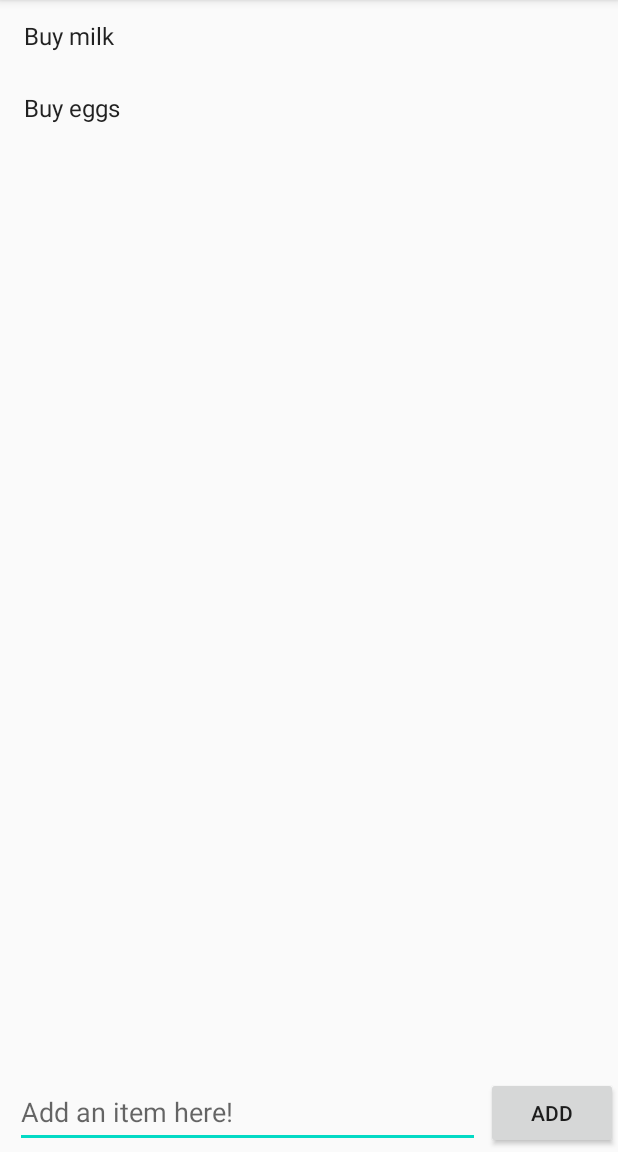
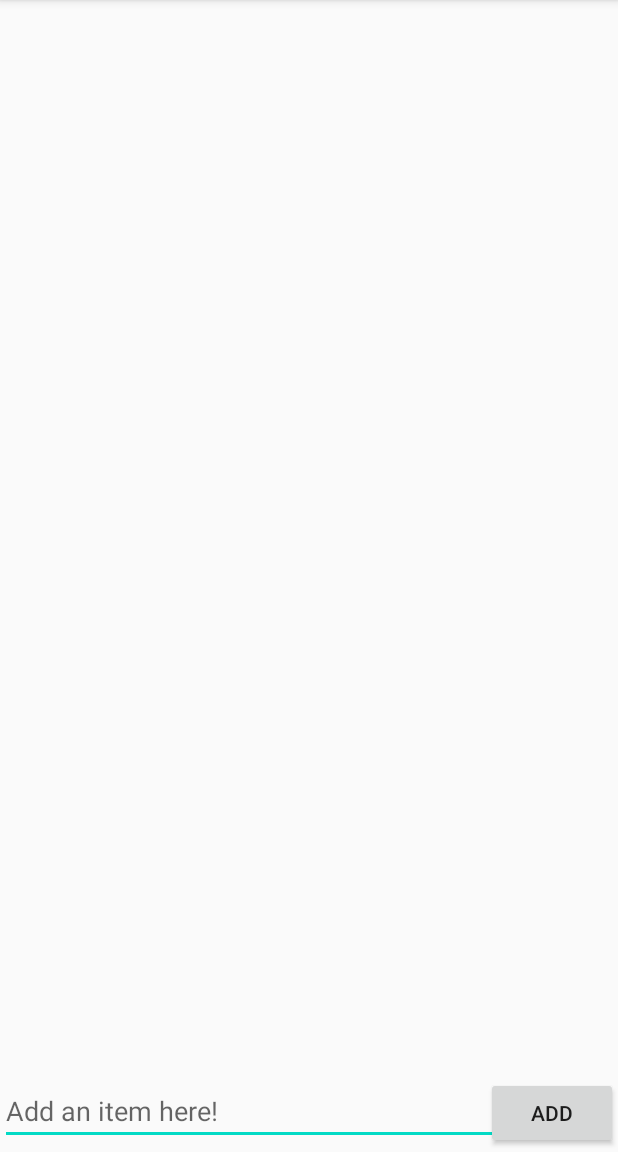
Before and after one commit to Shulamith/SimpleToDo, an Android app: the screen it shows after launch (MainActivity), after a tap on "ADD", on a phone screen of 412 x 824 dp, the part 84-1236 px from its top. Run offline under Robolectric (Android 15) with nearby library versions, the phone set to English and light mode, and no system bars.

Commit message:
Completed App

```diff
--- a/app/build.gradle
+++ b/app/build.gradle
@@ -1,3 +1,4 @@
+
 apply plugin: 'com.android.application'
 
 android {
@@ -30,5 +31,6 @@ dependencies {
     testImplementation 'junit:junit:4.12'
     androidTestImplementation 'com.android.support.test:runner:1.0.2'
     androidTestImplementation 'com.android.support.test.espresso:espresso-core:3.0.2'
+    implementation 'commons-io:commons-io:2.6'
 
 }
--- a/app/src/main/java/com/example/simpletodo/ItemsAdapter.java
+++ b/app/src/main/java/com/example/simpletodo/ItemsAdapter.java
@@ -9,10 +9,19 @@ import android.widget.TextView;
 
 import java.util.List;
 
+//Item Adapter is responsible for taking item at certain position and placing it into a view holder
+//Responsible for placing data from model into a row in the recycler view
 public class ItemsAdapter extends RecyclerView.Adapter<ItemsAdapter.ViewHolder> {
+    public interface OnLongClickListener {
+        void onItemLongClicked(int position);
+    }
     List<String> items;
-    public ItemsAdapter(List<String> items) {
+    OnLongClickListener longClickListener;
+
+    public ItemsAdapter(List<String> items, OnLongClickListener longClickListener) {
+
         this.items = items;
+        this.longClickListener = longClickListener;
     }
 
     @NonNull
@@ -22,7 +31,7 @@ public class ItemsAdapter extends RecyclerView.Adapter<ItemsAdapter.ViewHolder>
         View todoView = LayoutInflater.from(parent.getContext()).inflate(android.R.layout.simple_list_item_1, parent, false);
         return new ViewHolder(todoView);
     }
-
+    //Responsible for binding data to a particular viewholder
     @Override
     public void onBindViewHolder(@NonNull ViewHolder holder, int position) {
         String item = items.get(position);
@@ -34,8 +43,11 @@ public class ItemsAdapter extends RecyclerView.Adapter<ItemsAdapter.ViewHolder>
         return items.size();
     }
 
-    class ViewHolder extends RecyclerView.ViewHolder{
+
+
+    class ViewHolder extends RecyclerView.ViewHolder {
         TextView tvItem;
+
         public ViewHolder(@NonNull View itemView) {
             super(itemView);
             tvItem = itemView.findViewById(android.R.id.text1);
@@ -43,6 +55,14 @@ public class ItemsAdapter extends RecyclerView.Adapter<ItemsAdapter.ViewHolder>
 
         public void bind(String item) {
             tvItem.setText(item);
+            tvItem.setOnLongClickListener(new View.OnLongClickListener() {
+                @Override
+                public boolean onLongClick(View v) {
+                    //Notify the listener of the position of the item that was long pressed
+                    longClickListener.onItemLongClicked(getAdapterPosition());
+                    return true;
+                }
+            });
         }
     }
 }
--- a/app/src/main/java/com/example/simpletodo/MainActivity.java
+++ b/app/src/main/java/com/example/simpletodo/MainActivity.java
@@ -4,11 +4,17 @@ import android.support.v7.app.AppCompatActivity;
 import android.os.Bundle;
 import android.support.v7.widget.LinearLayoutManager;
 import android.support.v7.widget.RecyclerView;
+import android.util.Log;
 import android.view.View;
 import android.widget.Button;
 import android.widget.EditText;
 import android.widget.Toast;
 
+import org.apache.commons.io.FileUtils;
+
+import java.io.File;
+import java.io.IOException;
+import java.nio.charset.Charset;
 import java.util.ArrayList;
 import java.util.List;
 
@@ -17,19 +23,30 @@ public class MainActivity extends AppCompatActivity {
     Button btnAdd;
     EditText etItem;
     RecyclerView rvItems;
+    ItemsAdapter itemsAdapter;
     @Override
     protected void onCreate(Bundle savedInstanceState) {
         super.onCreate(savedInstanceState);
         setContentView(R.layout.activity_main);
+        //assigning the
         btnAdd = findViewById(R.id.btnAdd);
         etItem = findViewById(R.id.etItem);
         rvItems = findViewById(R.id.rvItems);
+        loadItems();
 
-        items = new ArrayList<>();
-        items.add("Buy milk");
-        items.add("Buy eggs");
 
-        final ItemsAdapter itemsAdapter = new ItemsAdapter(items);
+        ItemsAdapter.OnLongClickListener onLongClickListener =  new ItemsAdapter.OnLongClickListener(){
+            @Override
+            public void onItemLongClicked(int position){
+                //delete item from model
+                items.remove(position);
+                //notify adapter at which position we deleted the item
+                itemsAdapter.notifyItemRemoved(position);
+                Toast.makeText(getApplicationContext(), "Item was removed", Toast.LENGTH_SHORT).show();
+                saveItems();
+            }
+        };
+        itemsAdapter = new ItemsAdapter(items, onLongClickListener);
         rvItems.setAdapter(itemsAdapter);
         rvItems.setLayoutManager(new LinearLayoutManager(this ));
 
@@ -43,8 +60,27 @@ public class MainActivity extends AppCompatActivity {
                 //Notify Adapter that Item is inserted
                 itemsAdapter.notifyItemInserted(items.size()-1);
                 etItem.setText("");
-                Toast.makeText(getApplicationContext(), "Item was added", Toast.LENGTH_SHORT);
+                Toast.makeText(getApplicationContext(), "Item was added", Toast.LENGTH_SHORT).show();
+                saveItems();
             }
         });
     }
+    private File getDataFile(){
+        return new File(getFilesDir(), "data.txt");
+    }
+    private void loadItems(){
+        try {
+            items = new ArrayList<>(FileUtils.readLines(getDataFile(), Charset.defaultCharset()));
+        } catch (IOException e) {
+            Log.e("MainActivity", "Error reading items", e);
+            items = new ArrayList<>();
+        }
+    }
+    private void saveItems(){
+        try {
+            FileUtils.writeLines(getDataFile(), items);
+        } catch (IOException e) {
+            Log.e("MainActivity", "Error adding items", e);
+        }
+    }
 }
--- a/app/src/main/res/layout/activity_main.xml
+++ b/app/src/main/res/layout/activity_main.xml
@@ -18,13 +18,12 @@
 
     <EditText
         android:id="@+id/etItem"
-        android:layout_width="310dp"
-        android:layout_height="47dp"
-        android:layout_marginEnd="4dp"
+        android:layout_width="match_parent"
+        android:layout_height="wrap_content"
         android:ems="10"
         android:hint="Add an item here!"
-        android:importantForAutofill="no"
-        android:inputType="none"
+        android:focusable="true"
+        android:focusableInTouchMode="true"
         app:layout_constraintEnd_toStartOf="@+id/btnAdd"
         app:layout_constraintTop_toTopOf="@+id/btnAdd" />
 
@@ -33,6 +32,8 @@
         android:layout_width="0dp"
         android:layout_height="match_parent"
         app:layout_constraintBottom_toTopOf="@+id/etItem"
+        app:layout_constraintTop_toTopOf = "parent"
+        android:layout_marginBottom="60dp"
         app:layout_constraintEnd_toEndOf="parent"
         app:layout_constraintStart_toStartOf="parent" />
 </android.support.constraint.ConstraintLayout>
```
